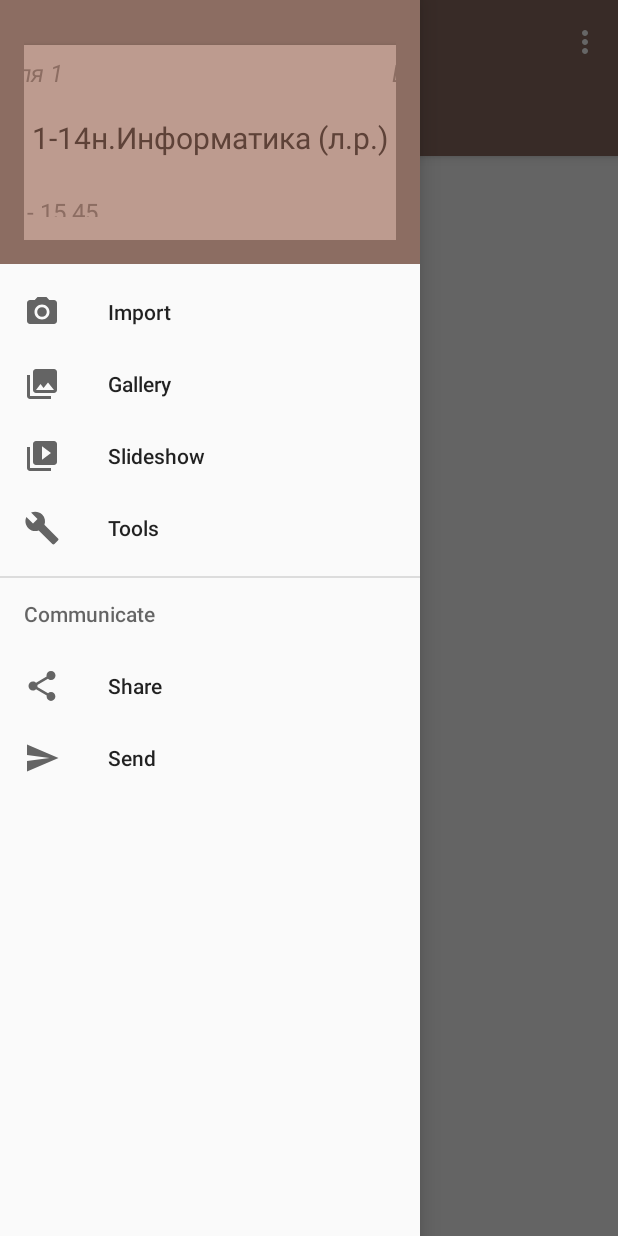
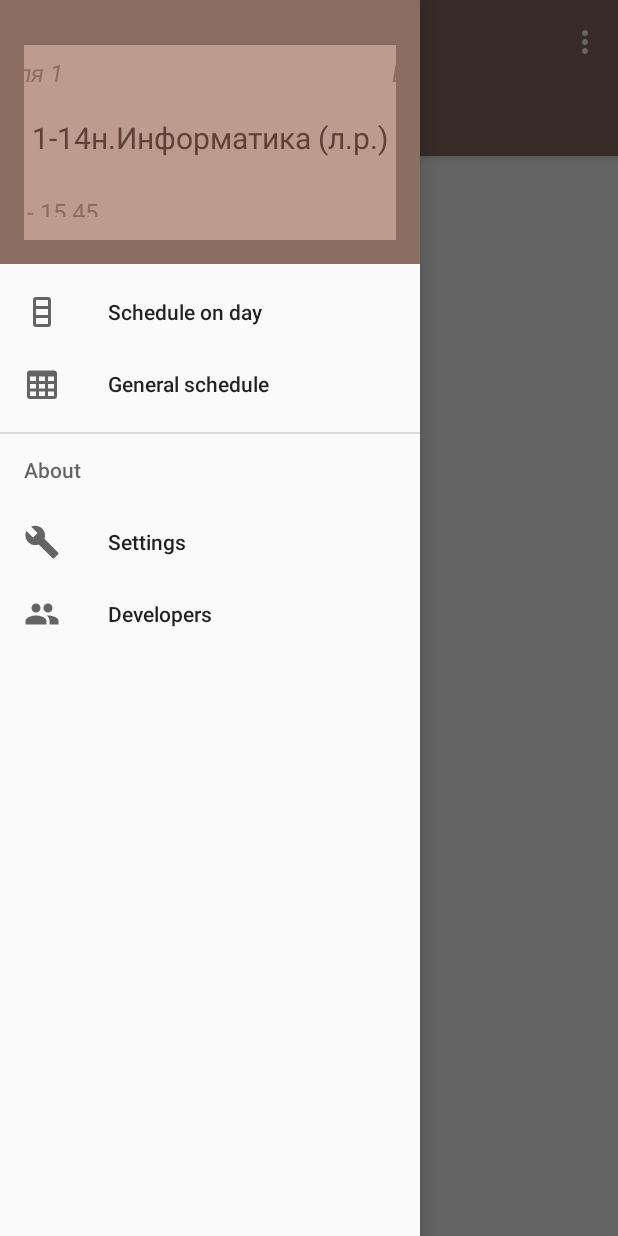
Before and after one commit to dergey/pgu-schedule, an Android app: the screen it shows after launch (MainActivity), with the side drawer open, on a phone screen of 412 x 824 dp. Run offline under Robolectric (Android 15) with nearby library versions, the light colour scheme and no system bars; libraries missing offline, so code that uses them is left out: org.apache.poi.

Commit message:
Changed navigation view layout.

```diff
--- /dev/null
+++ b/app/src/main/res/drawable/account_multiple.xml
@@ -0,0 +1,8 @@
+<!-- drawable/account-multiple.xml -->
+<vector xmlns:android="http://schemas.android.com/apk/res/android"
+    android:height="24dp"
+    android:width="24dp"
+    android:viewportWidth="24"
+    android:viewportHeight="24">
+    <path android:fillColor="#000" android:pathData="M16,13C15.71,13 15.38,13 15.03,13.05C16.19,13.89 17,15 17,16.5V19H23V16.5C23,14.17 18.33,13 16,13M8,13C5.67,13 1,14.17 1,16.5V19H15V16.5C15,14.17 10.33,13 8,13M8,11A3,3 0 0,0 11,8A3,3 0 0,0 8,5A3,3 0 0,0 5,8A3,3 0 0,0 8,11M16,11A3,3 0 0,0 19,8A3,3 0 0,0 16,5A3,3 0 0,0 13,8A3,3 0 0,0 16,11Z" />
+</vector>
--- /dev/null
+++ b/app/src/main/res/drawable/table_column.xml
@@ -0,0 +1,8 @@
+<!-- drawable/table-column.xml -->
+<vector xmlns:android="http://schemas.android.com/apk/res/android"
+    android:height="24dp"
+    android:width="24dp"
+    android:viewportWidth="24"
+    android:viewportHeight="24">
+    <path android:fillColor="#000" android:pathData="M8,2H16A2,2 0 0,1 18,4V20A2,2 0 0,1 16,22H8A2,2 0 0,1 6,20V4A2,2 0 0,1 8,2M8,10V14H16V10H8M8,16V20H16V16H8M8,4V8H16V4H8Z" />
+</vector>
--- /dev/null
+++ b/app/src/main/res/drawable/table_large.xml
@@ -0,0 +1,8 @@
+<!-- drawable/table-large.xml -->
+<vector xmlns:android="http://schemas.android.com/apk/res/android"
+    android:height="24dp"
+    android:width="24dp"
+    android:viewportWidth="24"
+    android:viewportHeight="24">
+    <path android:fillColor="#000" android:pathData="M4,3H20A2,2 0 0,1 22,5V20A2,2 0 0,1 20,22H4A2,2 0 0,1 2,20V5A2,2 0 0,1 4,3M4,7V10H8V7H4M10,7V10H14V7H10M20,10V7H16V10H20M4,12V15H8V12H4M4,20H8V17H4V20M10,12V15H14V12H10M10,20H14V17H10V20M20,20V17H16V20H20M20,12H16V15H20V12Z" />
+</vector>
--- a/app/src/main/res/menu/activity_main_drawer.xml
+++ b/app/src/main/res/menu/activity_main_drawer.xml
@@ -5,33 +5,28 @@
 
     <group android:checkableBehavior="single">
         <item
-            android:id="@+id/nav_camera"
-            android:icon="@drawable/ic_menu_camera"
-            android:title="Import" />
+            android:id="@+id/nav_schedule_on_day"
+            android:icon="@drawable/table_column"
+            android:title="@string/schedule_on_day"
+            android:checkable="true"/>
+
         <item
-            android:id="@+id/nav_gallery"
-            android:icon="@drawable/ic_menu_gallery"
-            android:title="Gallery" />
-        <item
-            android:id="@+id/nav_slideshow"
-            android:icon="@drawable/ic_menu_slideshow"
-            android:title="Slideshow" />
-        <item
-            android:id="@+id/nav_manage"
-            android:icon="@drawable/ic_menu_manage"
-            android:title="Tools" />
+            android:id="@+id/nav_general_schedule"
+            android:icon="@drawable/table_large"
+            android:title="@string/general_schedule"
+            android:checkable="true"/>
     </group>
 
-    <item android:title="Communicate">
+    <item android:title="@string/about">
         <menu>
             <item
-                android:id="@+id/nav_share"
-                android:icon="@drawable/ic_menu_share"
-                android:title="Share" />
+                android:id="@+id/nav_settings"
+                android:icon="@drawable/ic_menu_manage"
+                android:title="@string/settings" />
             <item
-                android:id="@+id/nav_send"
-                android:icon="@drawable/ic_menu_send"
-                android:title="Send" />
+                android:id="@+id/nav_developers"
+                android:icon="@drawable/account_multiple"
+                android:title="@string/developers" />
         </menu>
     </item>
 
--- a/app/src/main/res/values/strings.xml
+++ b/app/src/main/res/values/strings.xml
@@ -1,10 +1,12 @@
 <resources>
-    <string name="app_name">TestEgorka</string>
+    <string name="app_name">PSU Schedule</string>
     <string name="navigation_drawer_open">Open navigation drawer</string>
     <string name="navigation_drawer_close">Close navigation drawer</string>
-    <string name="nav_header_title">Android Studio</string>
-    <string name="nav_header_subtitle">android.studio@android.com</string>
-    <string name="nav_header_desc">Navigation header</string>
     <string name="action_settings">Settings</string>
     <string name="action_open">Open schedule</string>
+    <string name="schedule_on_day">Schedule on day</string>
+    <string name="general_schedule">General schedule</string>
+    <string name="settings">Settings</string>
+    <string name="developers">Developers</string>
+    <string name="about">About</string>
 </resources>
```
Also changed, not shown: 1 other file.
